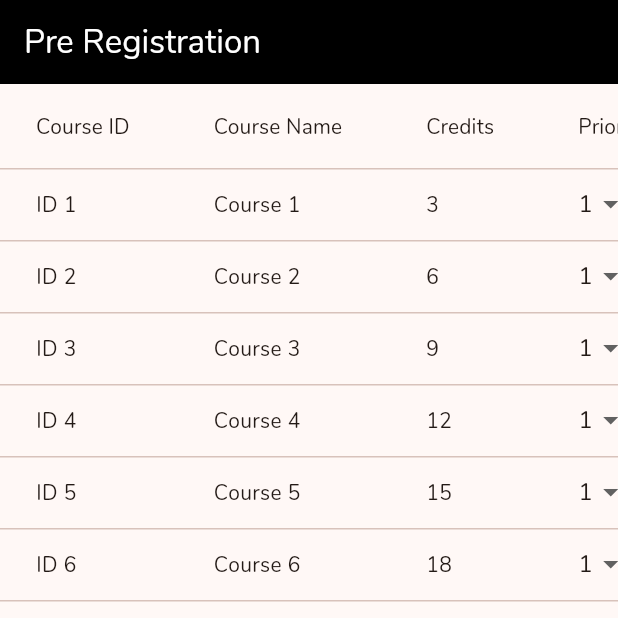
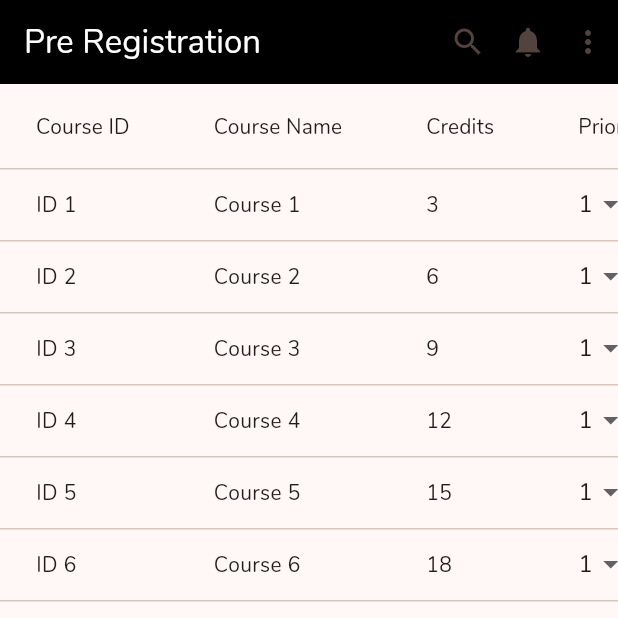
Before and after one commit to FusionIIIT/Fusion-mobile, a Flutter app: the PreRegistration screen opened directly, on a phone screen of 412 x 824 dp, the top half of it. Run offline on Flutter 3.47's test engine with Material 3 defaults, Android fonts, the phone set to English and light mode, and no system bars; our stand-ins replace date_field.

Commit message:
fixed pre, final register pages and academic homepage error

```diff
--- a/lib/main.dart
+++ b/lib/main.dart
@@ -1,6 +1,8 @@
 import 'package:flutter/material.dart';
 import 'dart:async';
 import 'package:fusion/screens/Academic/Add_Drop_Courses/add_drop_courses.dart';
+import 'package:fusion/screens/Academic/Registration/pre_registration.dart';
+import 'package:fusion/screens/Academic/Registration/final_registration.dart';
 import 'package:fusion/screens/Complaint/ComplaintHistory/complain_history.dart';
 import 'package:fusion/screens/Complaint/Feedback/feedback.dart';
 import 'package:fusion/screens/Complaint/LodgeComplaint/lodge_complaint.dart';
@@ -96,6 +98,10 @@ class MyApp extends StatelessWidget {
               CurrentSemesterHomePage(),
           '/academic_home_page/registration_home_page': (context) =>
               RegistrationHomePage(),
+          '/academic_home_page/pre_registration': (context) =>
+              PreRegistration(),
+          '/academic_home_page/final_registration': (context) =>
+              FinalRegistration(),
           '/academic_home_page/bonafide': (context) => Bonafide(),
           '/academic_home_page/branch_change': (context) => BranchChange(),
           '/academic_home_page/attendance': (context) => Attendance(),
--- a/lib/screens/Academic/Faculty/view_assigned_courses.dart
+++ b/lib/screens/Academic/Faculty/view_assigned_courses.dart
@@ -25,8 +25,6 @@ class _ViewAssignedCourses extends State<ViewAssignedCourses> {
     try {
       Response response = await academicService.getAssignedCourses();
       setState(() {
-        print(response.body);
-        // courseList = response.body;
         courseList = jsonDecode(response.body);
         _loading1 = false;
       });
@@ -125,7 +123,7 @@ class _ViewAssignedCourses extends State<ViewAssignedCourses> {
                                     DataCell(
                                         Text(data['course_type'].toString())),
                                     DataCell(
-                                        Text(data['programmme'].toString())),
+                                        Text(data['programme'].toString())),
                                     DataCell(Text(data['branch'].toString())),
                                     DataCell(Text(data['sem'].toString())),
                                   ]);
--- a/lib/screens/Academic/Registration/pre_registration.dart
+++ b/lib/screens/Academic/Registration/pre_registration.dart
@@ -1,26 +1,35 @@
 import 'package:flutter/material.dart';
+
 // import 'package:fusion/Components/side_drawer.dart';
 class PreRegistration extends StatefulWidget {
   @override
   _PreRegistrationState createState() => _PreRegistrationState();
 }
+
 class Course {
   String id;
   String name;
   int credits;
   int priority;
 
-  Course({required this.id, required this.name, required this.credits, required this.priority});
+  Course(
+      {required this.id,
+      required this.name,
+      required this.credits,
+      required this.priority});
 }
 
 class _PreRegistrationState extends State<PreRegistration> {
-  final List<Course> courses = List.generate(9, (index) => Course(
-    id: 'ID ${index + 1}',
-    name: 'Course ${index + 1}',
-    credits: (index + 1) * 3,
-    priority: 1,
-  )); // Generate 9 courses with different details
-  List<int> priorities = List.generate(9, (index) => index + 1); // List of priorities from 1 to 9
+  final List<Course> courses = List.generate(
+      9,
+      (index) => Course(
+            id: 'ID ${index + 1}',
+            name: 'Course ${index + 1}',
+            credits: (index + 1) * 3,
+            priority: 1,
+          )); // Generate 9 courses with different details
+  List<int> priorities =
+      List.generate(9, (index) => index + 1); // List of priorities from 1 to 9
 
   @override
   Widget build(BuildContext context) {
@@ -31,6 +40,20 @@ class _PreRegistrationState extends State<PreRegistration> {
           'Pre Registration',
           style: TextStyle(color: Colors.white), // Setting text color to white
         ),
+        actions: <Widget>[
+          Padding(
+            padding: EdgeInsets.all(8.0),
+            child: Icon(Icons.search),
+          ),
+          Padding(
+            padding: EdgeInsets.all(8.0),
+            child: Icon(Icons.notifications),
+          ),
+          Padding(
+            padding: EdgeInsets.all(8.0),
+            child: Icon(Icons.more_vert),
+          ),
+        ],
       ),
       body: SingleChildScrollView(
         child: Column(
@@ -68,7 +91,8 @@ class _PreRegistrationState extends State<PreRegistration> {
                 }).toList(),
               ),
             ),
-            SizedBox(height: 20), // Adding spacing between table and submit button
+            SizedBox(
+                height: 20), // Adding spacing between table and submit button
             Padding(
               padding: const EdgeInsets.symmetric(horizontal: 20),
               child: ElevatedButton(
@@ -76,19 +100,18 @@ class _PreRegistrationState extends State<PreRegistration> {
                   // Handle submit action
                 },
                 style: ButtonStyle(
-                  backgroundColor: MaterialStateProperty.all(Colors.orange[900]), // Setting background color of button to blue
+                  backgroundColor: MaterialStateProperty.all(Colors.orange[
+                      900]), // Setting background color of button to blue
                 ),
                 child: Padding(
                   padding: EdgeInsets.symmetric(vertical: 15),
-                  child: Text(
-                    'Submit',
-                    style: TextStyle(fontSize: 18,color: Colors.white)
-
-                  ),
+                  child: Text('Submit',
+                      style: TextStyle(fontSize: 18, color: Colors.white)),
                 ),
               ),
             ),
-            SizedBox(height: 20), // Adding spacing between submit button and bottom
+            SizedBox(
+                height: 20), // Adding spacing between submit button and bottom
           ],
         ),
       ),
--- a/lib/screens/Academic/Registration/registration_home_page.dart
+++ b/lib/screens/Academic/Registration/registration_home_page.dart
@@ -63,7 +63,7 @@ class _RegistrationHomePageState extends State<RegistrationHomePage> {
         ),
         drawer: SideDrawer(),
         body: TabBarView(
-          children: [PreRegistration(), TransactionForm()],
+          children: [PreRegistration(), FinalRegistration()],
         ),
       ),
     );
```
Also changed, not shown: lib/screens/Academic/Registration/final_registration.dart (+30 -25 lines), lib/screens/Academic/academic_home_page.dart (+8 -8 lines).
